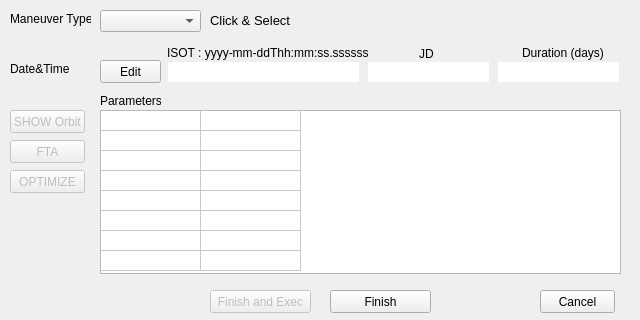
This is source/ui/editmandialog.ui in whiskie14142/SolarSystemVoyager as Qt 5 draws it before an edit. The edited form follows.
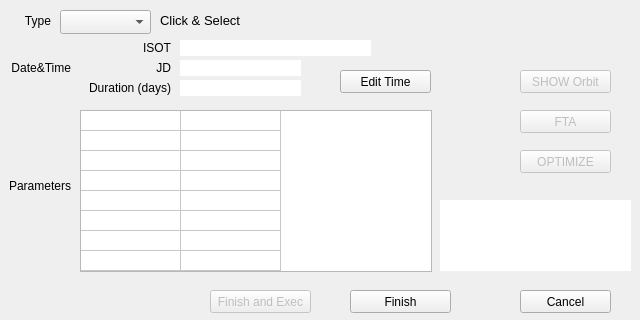
This is the edited form.

```diff
--- a/source/ui/editmandialog.ui
+++ b/source/ui/editmandialog.ui
@@ -34,25 +34,35 @@
   <widget class="QLabel" name="label">
    <property name="geometry">
     <rect>
-     <x>10</x>
-     <y>8</y>
-     <width>81</width>
+     <x>0</x>
+     <y>10</y>
+     <width>51</width>
      <height>21</height>
     </rect>
    </property>
    <property name="text">
-    <string>Maneuver Type</string>
+    <string>Type</string>
+   </property>
+   <property name="alignment">
+    <set>Qt::AlignRight|Qt::AlignTrailing|Qt::AlignVCenter</set>
    </property>
   </widget>
   <widget class="QComboBox" name="mantype">
    <property name="geometry">
     <rect>
-     <x>100</x>
+     <x>60</x>
      <y>10</y>
-     <width>101</width>
-     <height>22</height>
+     <width>91</width>
+     <height>24</height>
     </rect>
    </property>
+   <property name="font">
+    <font>
+     <pointsize>10</pointsize>
+     <weight>75</weight>
+     <bold>true</bold>
+    </font>
+   </property>
    <property name="toolTip">
     <string>Click and Select a Maneuver type</string>
    </property>
@@ -66,23 +76,26 @@
   <widget class="QLabel" name="label_time">
    <property name="geometry">
     <rect>
-     <x>10</x>
-     <y>58</y>
+     <x>0</x>
+     <y>60</y>
      <width>71</width>
-     <height>21</height>
+     <height>16</height>
     </rect>
    </property>
    <property name="text">
     <string>Date&amp;Time</string>
    </property>
+   <property name="alignment">
+    <set>Qt::AlignRight|Qt::AlignTrailing|Qt::AlignVCenter</set>
+   </property>
   </widget>
   <widget class="QLineEdit" name="isotedit">
    <property name="geometry">
     <rect>
-     <x>168</x>
-     <y>62</y>
+     <x>180</x>
+     <y>40</y>
      <width>191</width>
-     <height>20</height>
+     <height>16</height>
     </rect>
    </property>
    <property name="font">
@@ -106,23 +119,26 @@
   <widget class="QLabel" name="label_3">
    <property name="geometry">
     <rect>
-     <x>167</x>
-     <y>45</y>
-     <width>201</width>
+     <x>90</x>
+     <y>40</y>
+     <width>81</width>
      <height>16</height>
     </rect>
    </property>
    <property name="text">
-    <string>ISOT : yyyy-mm-ddThh:mm:ss.ssssss</string>
+    <string>ISOT</string>
+   </property>
+   <property name="alignment">
+    <set>Qt::AlignRight|Qt::AlignTrailing|Qt::AlignVCenter</set>
    </property>
   </widget>
   <widget class="QLineEdit" name="jdedit">
    <property name="geometry">
     <rect>
-     <x>368</x>
-     <y>62</y>
+     <x>180</x>
+     <y>60</y>
      <width>121</width>
-     <height>20</height>
+     <height>16</height>
     </rect>
    </property>
    <property name="font">
@@ -146,36 +162,42 @@
   <widget class="QLabel" name="label_4">
    <property name="geometry">
     <rect>
-     <x>419</x>
-     <y>46</y>
-     <width>31</width>
+     <x>90</x>
+     <y>60</y>
+     <width>81</width>
      <height>16</height>
     </rect>
    </property>
    <property name="text">
     <string>JD</string>
    </property>
+   <property name="alignment">
+    <set>Qt::AlignRight|Qt::AlignTrailing|Qt::AlignVCenter</set>
+   </property>
   </widget>
   <widget class="QLabel" name="label_5">
    <property name="geometry">
     <rect>
-     <x>100</x>
-     <y>93</y>
-     <width>61</width>
-     <height>16</height>
+     <x>0</x>
+     <y>170</y>
+     <width>71</width>
+     <height>31</height>
     </rect>
    </property>
    <property name="text">
     <string>Parameters</string>
    </property>
+   <property name="alignment">
+    <set>Qt::AlignRight|Qt::AlignTrailing|Qt::AlignVCenter</set>
+   </property>
   </widget>
   <widget class="QTableWidget" name="parameters">
    <property name="geometry">
     <rect>
-     <x>100</x>
+     <x>80</x>
      <y>110</y>
-     <width>521</width>
-     <height>164</height>
+     <width>352</width>
+     <height>162</height>
     </rect>
    </property>
    <property name="focusPolicy">
@@ -219,7 +241,7 @@
   <widget class="QPushButton" name="finishbutton">
    <property name="geometry">
     <rect>
-     <x>330</x>
+     <x>350</x>
      <y>290</y>
      <width>101</width>
      <height>23</height>
@@ -238,9 +260,9 @@
   <widget class="QPushButton" name="cancelbutton">
    <property name="geometry">
     <rect>
-     <x>540</x>
+     <x>520</x>
      <y>290</y>
-     <width>75</width>
+     <width>91</width>
      <height>23</height>
     </rect>
    </property>
@@ -260,9 +282,9 @@
    </property>
    <property name="geometry">
     <rect>
-     <x>10</x>
-     <y>110</y>
-     <width>75</width>
+     <x>520</x>
+     <y>70</y>
+     <width>91</width>
      <height>23</height>
     </rect>
    </property>
@@ -282,9 +304,9 @@
    </property>
    <property name="geometry">
     <rect>
-     <x>10</x>
-     <y>140</y>
-     <width>75</width>
+     <x>520</x>
+     <y>110</y>
+     <width>91</width>
      <height>23</height>
     </rect>
    </property>
@@ -326,10 +348,10 @@
    </property>
    <property name="geometry">
     <rect>
-     <x>498</x>
-     <y>62</y>
+     <x>180</x>
+     <y>80</y>
      <width>121</width>
-     <height>20</height>
+     <height>16</height>
     </rect>
    </property>
    <property name="font">
@@ -356,9 +378,9 @@
    </property>
    <property name="geometry">
     <rect>
-     <x>100</x>
-     <y>60</y>
-     <width>61</width>
+     <x>340</x>
+     <y>70</y>
+     <width>91</width>
      <height>23</height>
     </rect>
    </property>
@@ -366,7 +388,7 @@
     <string>Edit Date &amp; Time</string>
    </property>
    <property name="text">
-    <string>Edit</string>
+    <string>Edit Time</string>
    </property>
    <property name="autoDefault">
     <bool>false</bool>
@@ -378,9 +400,9 @@
    </property>
    <property name="geometry">
     <rect>
-     <x>522</x>
-     <y>45</y>
-     <width>111</width>
+     <x>90</x>
+     <y>80</y>
+     <width>81</width>
      <height>16</height>
     </rect>
    </property>
@@ -390,6 +412,9 @@
    <property name="textFormat">
     <enum>Qt::PlainText</enum>
    </property>
+   <property name="alignment">
+    <set>Qt::AlignRight|Qt::AlignTrailing|Qt::AlignVCenter</set>
+   </property>
   </widget>
   <widget class="QPushButton" name="optimize">
    <property name="enabled">
@@ -397,9 +422,9 @@
    </property>
    <property name="geometry">
     <rect>
-     <x>10</x>
-     <y>170</y>
-     <width>75</width>
+     <x>520</x>
+     <y>150</y>
+     <width>91</width>
      <height>23</height>
     </rect>
    </property>
@@ -416,9 +441,9 @@
   <widget class="QLabel" name="label_Click">
    <property name="geometry">
     <rect>
-     <x>210</x>
+     <x>160</x>
      <y>10</y>
-     <width>91</width>
+     <width>111</width>
      <height>21</height>
     </rect>
    </property>
@@ -432,6 +457,39 @@
     <string>Click &amp; Select</string>
    </property>
   </widget>
+  <widget class="QPlainTextEdit" name="sysMessage">
+   <property name="geometry">
+    <rect>
+     <x>440</x>
+     <y>200</y>
+     <width>191</width>
+     <height>71</height>
+    </rect>
+   </property>
+   <property name="font">
+    <font>
+     <pointsize>10</pointsize>
+    </font>
+   </property>
+   <property name="focusPolicy">
+    <enum>Qt::NoFocus</enum>
+   </property>
+   <property name="toolTip">
+    <string>System Messages</string>
+   </property>
+   <property name="frameShape">
+    <enum>QFrame::NoFrame</enum>
+   </property>
+   <property name="frameShadow">
+    <enum>QFrame::Plain</enum>
+   </property>
+   <property name="lineWidth">
+    <number>0</number>
+   </property>
+   <property name="readOnly">
+    <bool>true</bool>
+   </property>
+  </widget>
  </widget>
  <tabstops>
   <tabstop>mantype</tabstop>
```
